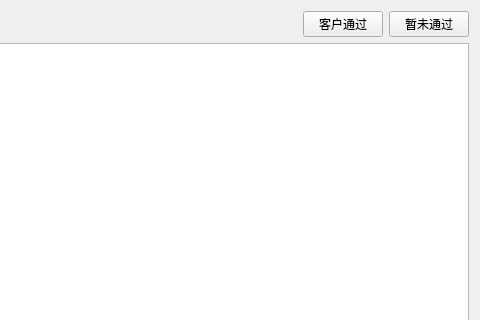
Before: the Qt Designer form plugin/ProgressPanel/EditPanel.ui in liaokongVFX/nuke_pipeline, drawn with Qt 5; both pictures show x 881 to 1361 and y 0 to 320 of the 1361 by 572 pixel window.
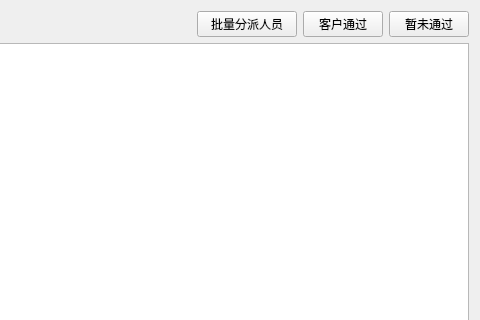
After: the same form once the commit is applied.

Commit message: 添加了批量分派给制作人员镜头的功能以及分派后对应的工作人员弹出气泡提醒的功能

```diff
--- a/plugin/ProgressPanel/EditPanel.ui
+++ b/plugin/ProgressPanel/EditPanel.ui
@@ -29,6 +29,19 @@
        </property>
       </spacer>
      </item>
+     <item>
+      <widget class="QPushButton" name="batch_change_btn">
+       <property name="minimumSize">
+        <size>
+         <width>100</width>
+         <height>0</height>
+        </size>
+       </property>
+       <property name="text">
+        <string>批量分派人员</string>
+       </property>
+      </widget>
+     </item>
      <item>
       <widget class="QPushButton" name="client_pass">
        <property name="text">
```
The commit also changes 6 other files.
